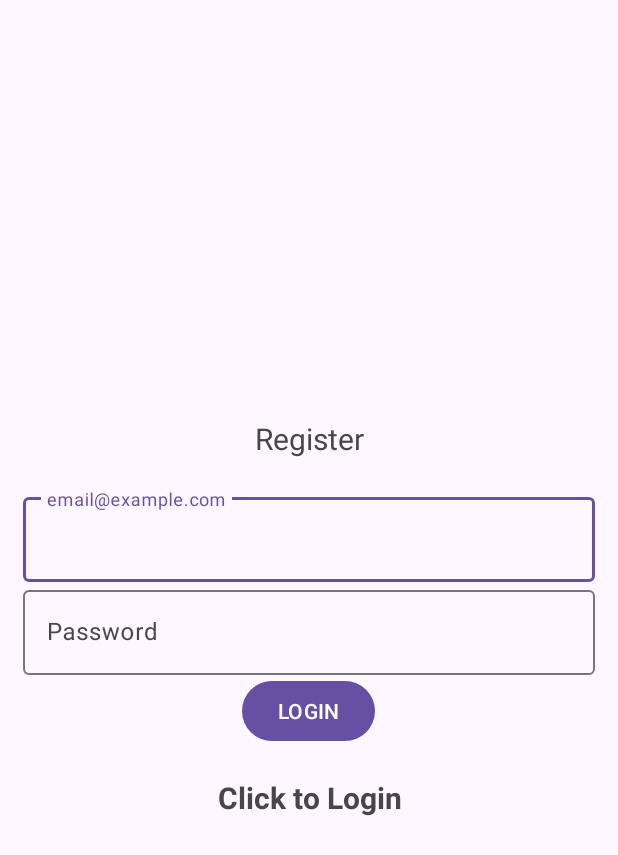
After one commit to Ali-Abbas-eng/EchoSpeakingPartner, an Android app: the Registration screen opened directly, with no data from a screen before it, on a phone screen of 412 x 824 dp. The commit adds this screen. Shown: the top 855 px of the screen. Run offline under Robolectric (Android 15) with nearby library versions, the phone set to English and light mode, and no system bars.

```diff
--- /dev/null
+++ b/Client/app/src/main/java/com/example/client/Logic/DataValidator.java
@@ -0,0 +1,55 @@
+package com.example.client.Logic;
+
+import java.util.regex.Pattern;
+
+public class DataValidator {
+    boolean registration;
+    String passwordCriteria;
+    String emailCriteria;
+
+    public DataValidator(boolean registration){
+        this.registration = registration;
+        this.passwordCriteria = "Password must contain (Lower and Upper case letters, numbers and special symbols)";
+        this.emailCriteria = "Email should follow the convention 'name@domain.extention'";
+    }
+
+    public String validate(String username, String password){
+        if (isValidEmail(username) && isValidPassword(password)){
+            return "";
+        }
+        return this.emailCriteria + "\t" + this.passwordCriteria;
+
+    }
+    public Boolean isValidEmail(String email){
+        /*
+        * Email validation using regex
+        *   must be of the form name@domain.extension
+        * */
+
+        if (this.registration){
+            String regex = "^(.+)@(\\S+)$";
+            return Pattern.matches(regex, email);
+        } else {
+            return !email.isEmpty();
+        }
+
+
+    }
+
+    public Boolean isValidPassword(String password){
+        /*
+        * password validation using regex
+        *       lengths at least 8 characters.
+        *       contains upper case and lower case letters.
+        *       contains at least one symbol of !@#$%^&*()_+")
+        * */
+        if (this.registration){
+            String regex = "^(?=.*[a-z])(?=.*[A-Z])(?=.*[!@#$%^&*()_+]).{8,}$";
+            return Pattern.matches(regex, password);
+        } else {
+            return !password.isEmpty();
+        }
+
+
+    }
+}
--- /dev/null
+++ b/Client/app/src/main/java/com/example/client/Registration.java
@@ -0,0 +1,67 @@
+package com.example.client;
+import androidx.appcompat.app.AppCompatActivity;
+
+import android.content.Intent;
+import android.os.Bundle;
+import android.view.View;
+import android.widget.Button;
+import android.widget.ProgressBar;
+import android.widget.TextView;
+import android.widget.Toast;
+
+import com.example.client.Logic.DataValidator;
+import com.google.android.material.textfield.TextInputEditText;
+
+
+public class Registration extends AppCompatActivity {
+    TextInputEditText emailTextInputField, passwordTextInputField;
+    Button registrationButton;
+    ProgressBar registrationProgressBar;
+
+    TextView registrationTextView;
+
+    DataValidator dataValidator;
+
+    public void goToNextActivity(){
+        Intent mainIntent = new Intent(getApplicationContext(), MainActivity.class);
+        startActivity(mainIntent);
+        finish();
+    }
+
+    @Override
+    protected void onCreate(Bundle savedInstanceState) {
+        super.onCreate(savedInstanceState);
+        setContentView(R.layout.activity_registration);
+        dataValidator = new DataValidator(true);
+        emailTextInputField = findViewById(R.id.username_input_field);
+        passwordTextInputField = findViewById(R.id.password_input_field);
+        registrationButton = findViewById(R.id.login_button);
+        registrationProgressBar = findViewById(R.id.registration_progress_bar);
+        registrationTextView = findViewById(R.id.registration_text_view);
+
+        registrationTextView.setOnClickListener(new View.OnClickListener() {
+            @Override
+            public void onClick(View view) {
+                Intent loginIntent = new Intent(getApplicationContext(), Login.class);
+                startActivity(loginIntent);
+                finish();
+            }
+        });
+
+        registrationButton.setOnClickListener(new View.OnClickListener() {
+            @Override
+            public void onClick(View view) {
+                registrationProgressBar.setVisibility(View.VISIBLE);
+                String email, password;
+                email = String.valueOf(emailTextInputField.getText());
+                password = String.valueOf(passwordTextInputField.getText());
+                String validationMessage = dataValidator.validate(email, password);
+                if (!validationMessage.equals("")){
+                    Toast.makeText(Registration.this, validationMessage, Toast.LENGTH_SHORT).show();
+                }
+
+
+            }
+        });
+    }
+}
--- /dev/null
+++ b/Client/app/src/main/res/layout/activity_registration.xml
@@ -0,0 +1,60 @@
+<?xml version="1.0" encoding="utf-8"?>
+<LinearLayout xmlns:android="http://schemas.android.com/apk/res/android"
+    xmlns:app="http://schemas.android.com/apk/res-auto"
+    xmlns:tools="http://schemas.android.com/tools"
+    android:orientation="vertical"
+    android:gravity="center"
+    android:layout_width="match_parent"
+    android:layout_height="match_parent"
+    android:padding="15dp"
+    tools:context=".Registration">
+
+    <TextView
+        android:layout_width="match_parent"
+        android:layout_height="wrap_content"
+        android:textSize="20sp"
+        android:gravity="center"
+        android:layout_marginBottom="20dp"
+        android:text="@string/register_text"/>
+    <com.google.android.material.textfield.TextInputLayout
+        android:layout_width="match_parent"
+        android:layout_height="wrap_content">
+        <com.google.android.material.textfield.TextInputEditText
+            android:layout_width="match_parent"
+            android:layout_height="wrap_content"
+            android:id="@+id/username_input_field"
+            android:hint="@string/email_hint"/>
+    </com.google.android.material.textfield.TextInputLayout>
+    <com.google.android.material.textfield.TextInputLayout
+        android:layout_width="match_parent"
+        android:layout_height="wrap_content">
+
+        <com.google.android.material.textfield.TextInputEditText
+            android:layout_width="match_parent"
+            android:layout_height="wrap_content"
+            android:id="@+id/password_input_field"
+            android:hint="@string/password_hint"/>
+    </com.google.android.material.textfield.TextInputLayout>
+
+    <ProgressBar
+        android:id="@+id/registration_progress_bar"
+        android:visibility="gone"
+        android:layout_width="wrap_content"
+        android:layout_height="wrap_content"/>
+    <Button
+        android:id="@+id/login_button"
+        android:text="@string/login_button"
+        android:layout_width="wrap_content"
+        android:layout_height="wrap_content"/>
+
+    <TextView
+        android:gravity="center"
+        android:textSize="20sp"
+        android:textStyle="bold"
+        android:layout_marginTop="20dp"
+        android:id="@+id/registration_text_view"
+        android:text="@string/click_to_login"
+        android:layout_width="match_parent"
+        android:layout_height="wrap_content"/>
+
+</LinearLayout>
--- a/Client/app/src/main/res/values/strings.xml
+++ b/Client/app/src/main/res/values/strings.xml
@@ -1,3 +1,11 @@
 <resources>
-    <string name="app_name">Client</string>
+    <string name="app_name">EchoSpeakingPartner</string>
+    <string name="login">login</string>
+    <string name="email_hint">email@example.com</string>
+    <string name="password_hint">Password</string>
+    <string name="login_button">LOGIN</string>
+    <string name="register_text">Register</string>
+    <string name="click_to_login">Click to Login</string>
+    <string name="click_to_create_account">Click to Create Account</string>
+    <string name="logout">Logout</string>
 </resources>
```
Also changed, not shown: Client/app/build.gradle (+8 -1 lines), Client/app/src/main/AndroidManifest.xml (+24 -1 lines), Client/app/src/main/java/com/example/client/Connection/Accounts.java (added, +20 -0 lines), Client/app/src/main/java/com/example/client/Connection/Authenticator.java (added, +78 -0 lines), Client/app/src/main/java/com/example/client/Constants/Endpoints.java (added, +7 -0 lines), Client/app/src/main/java/com/example/client/Logic/Accounts/LoginData.java (added, +27 -0 lines), Client/app/src/main/java/com/example/client/Logic/Accounts/LoginResult.java (added, +30 -0 lines), Client/app/src/main/java/com/example/client/Logic/Accounts/User.java (added, +40 -0 lines), Client/app/src/main/java/com/example/client/Login.java (added, +124 -0 lines), Client/app/src/main/java/com/example/client/MainActivity.java (+26 -0 lines), Client/app/src/main/res/layout/activity_login.xml (added, +58 -0 lines), Client/app/src/main/res/layout/activity_main.xml (+10 -6 lines).
